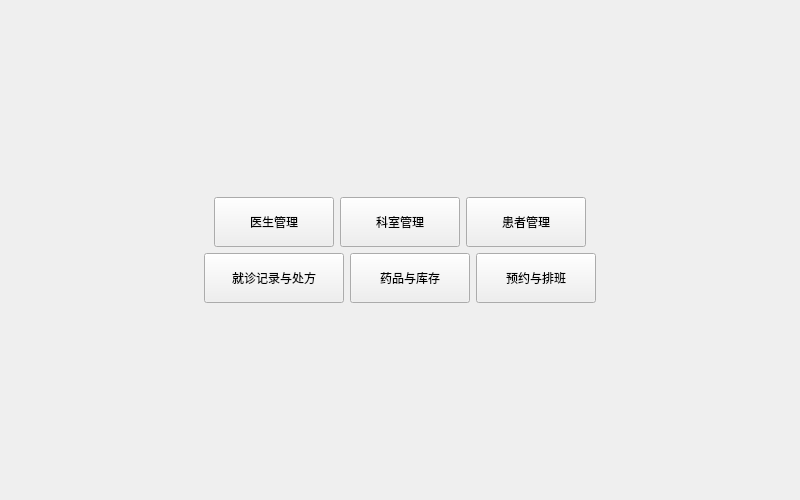
Qt form welcomeview.ui (jiaminxu-design/qt-medical_system) before a commit.
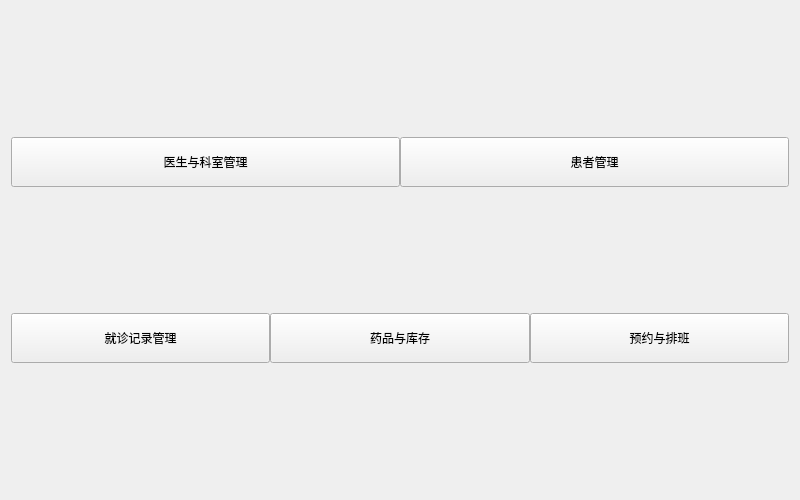
The same form after that commit.

Commit message: 将科室管理与医生管理合并在一起，并将department相关文件删了

The edit to the form file:
```diff
--- a/welcomeview.ui
+++ b/welcomeview.ui
@@ -15,42 +15,24 @@
   </property>
   <!-- 替换固定位置的layoutWidget为全局布局，避免按钮偏移 -->
   <layout class="QVBoxLayout" name="mainVerticalLayout">
-   <property name="spacing">20</property> <!-- 上下布局间距 -->
-   <property name="contentsMargins">50, 80, 50, 80</property> <!-- 窗口内边距 -->
-   <property name="alignment">
-    <set>Qt::AlignCenter</set> <!-- 整体内容居中 -->
+   <property name="spacing">
+    <number>0</number>
    </property>
-
-   <!-- 第一行按钮 -->
    <item>
     <layout class="QHBoxLayout" name="horizontalLayout">
-     <property name="spacing">15</property> <!-- 按钮间距 -->
-     <property name="alignment">
-      <set>Qt::AlignCenter</set>
+     <property name="spacing">
+      <number>0</number>
      </property>
      <item>
       <widget class="QPushButton" name="btDoctor">
-       <property name="text">
-        <string>医生管理</string>
-       </property>
-       <property name="minimumSize"> <!-- 统一按钮尺寸 -->
+       <property name="minimumSize">
         <size>
          <width>120</width>
          <height>50</height>
         </size>
        </property>
-      </widget>
-     </item>
-     <item>
-      <widget class="QPushButton" name="btDepartment">
-       <property name="minimumSize"> <!-- 移除原0尺寸，统一按钮大小 -->
-        <size>
-         <width>120</width>
-         <height>50</height>
-        </size>
-       </property>
        <property name="text">
-        <string>科室管理</string>
+        <string>医生与科室管理</string>
        </property>
       </widget>
      </item>
@@ -73,21 +55,20 @@
    <!-- 第二行按钮 -->
    <item>
     <layout class="QHBoxLayout" name="horizontalLayout_2">
-     <property name="spacing">15</property> <!-- 按钮间距 -->
-     <property name="alignment">
-      <set>Qt::AlignCenter</set>
+     <property name="spacing">
+      <number>0</number>
      </property>
      <item>
       <widget class="QPushButton" name="btRecord">
-       <property name="text">
-        <string>就诊记录与处方</string>
-       </property>
-       <property name="minimumSize"> <!-- 适配长文本，适度加宽 -->
+       <property name="minimumSize">
         <size>
          <width>140</width>
          <height>50</height>
         </size>
        </property>
+       <property name="text">
+        <string>就诊记录管理</string>
+       </property>
       </widget>
      </item>
      <item>
```
Left out of the diff: 41 changed lines with no effect on the pictures. The commit also changes 10 other files.
